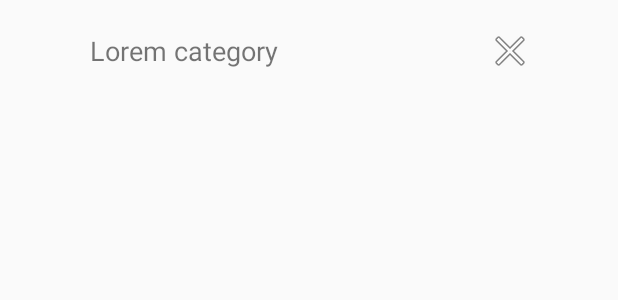
After one commit to lebui185/RssReader, an Android app: the layout item_rss_category.xml on its own in the app's theme, with its tools: preview values and no code run, on a phone screen of 412 x 824 dp. The commit adds this screen. Shown: the top 300 px of the screen. Run offline under Robolectric (Android 15) with nearby library versions, the phone set to English and light mode, and no system bars.

Commit message:
Add Dummy category
Category UI and event

```diff
--- /dev/null
+++ b/app/src/main/res/layout/item_rss_category.xml
@@ -0,0 +1,30 @@
+<?xml version="1.0" encoding="utf-8"?>
+<LinearLayout xmlns:android="http://schemas.android.com/apk/res/android"
+                android:layout_width="match_parent"
+                android:layout_height="wrap_content"
+                android:paddingBottom="4dp"
+                android:paddingTop="4dp"
+                android:orientation="horizontal">
+    <ImageView
+        android:layout_width="60dp"
+        android:layout_height="60dp"
+        android:id="@+id/rss_icon" />
+
+    <TextView
+        android:id="@+id/rss_name"
+        android:layout_width="260dp"
+        android:layout_gravity="center_vertical"
+        android:layout_height="match_parent"
+        android:text="Lorem category"
+        android:textSize="18sp"
+        android:gravity="center|start" />
+
+    <ImageButton
+        android:layout_width="40dp"
+        android:layout_height="40dp"
+        android:id="@+id/rss_remove"
+        android:src="@android:drawable/ic_menu_close_clear_cancel"
+        android:layout_gravity="center_vertical"
+        android:background="#00ffffff" />
+
+</LinearLayout>
```
Also changed, not shown: app/src/main/java/orion/rssreader/DummyData.java (+30 -0 lines), app/src/main/java/orion/rssreader/MainActivity.java (+46 -1 lines), app/src/main/java/orion/rssreader/RssCategory.java (added, +23 -0 lines), app/src/main/java/orion/rssreader/RssCategoryAdapter.java (added, +97 -0 lines), app/src/main/java/orion/rssreader/RssCategoryListFragment.java (added, +58 -0 lines), app/src/main/res/layout/fragment_rss_category_list.xml (added, +15 -0 lines), app/src/main/res/drawable-nodpi/rss_folder.png (added).
